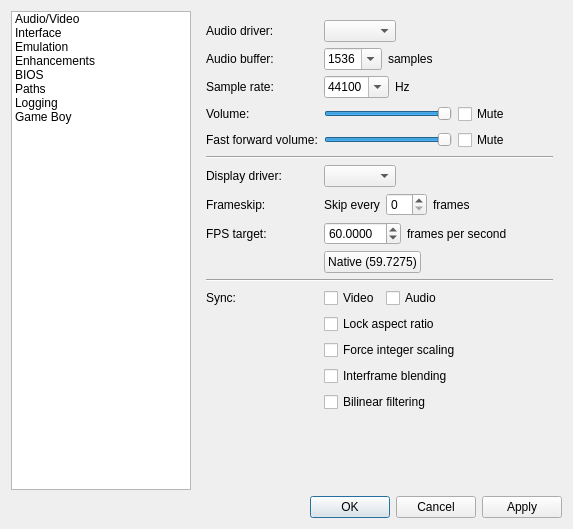
arves100/mgba, file src/platform/qt/SettingsView.ui: the form before one commit.
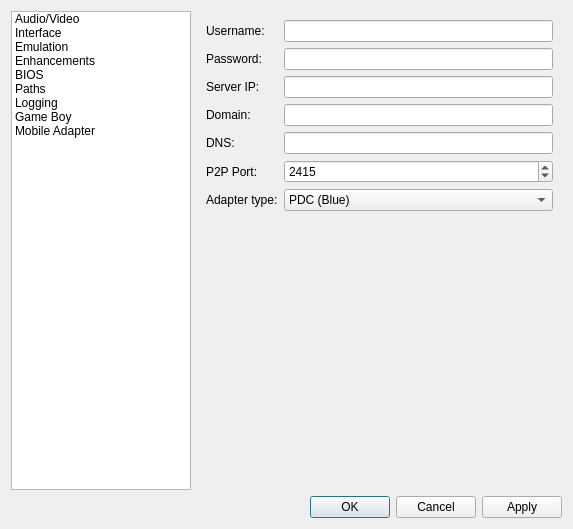
The form after the commit.

Commit message: [QT] Move adapter settings to SettingsView, remove MobileAdapterView

The edit to the form file:
```diff
--- a/src/platform/qt/SettingsView.ui
+++ b/src/platform/qt/SettingsView.ui
@@ -19,18 +19,11 @@
   <property name="windowTitle">
    <string>Settings</string>
   </property>
-  <layout class="QGridLayout" name="gridLayout">
+  <layout class="QFormLayout" name="formLayout_9">
    <property name="sizeConstraint">
     <enum>QLayout::SetFixedSize</enum>
    </property>
-   <item row="2" column="0" colspan="2">
-    <widget class="QDialogButtonBox" name="buttonBox">
-     <property name="standardButtons">
-      <set>QDialogButtonBox::Apply|QDialogButtonBox::Cancel|QDialogButtonBox::Ok</set>
-     </property>
-    </widget>
-   </item>
-   <item row="1" column="0">
+   <item row="0" column="0">
     <widget class="QListWidget" name="tabs">
      <property name="sizePolicy">
       <sizepolicy hsizetype="Fixed" vsizetype="Expanding">
@@ -87,12 +80,17 @@
        <string>Game Boy</string>
       </property>
      </item>
+     <item>
+      <property name="text">
+       <string>Mobile Adapter</string>
+      </property>
+     </item>
     </widget>
    </item>
-   <item row="1" column="1">
+   <item row="0" column="1">
     <widget class="QStackedWidget" name="stackedWidget">
      <property name="currentIndex">
-      <number>0</number>
+      <number>8</number>
      </property>
      <widget class="QWidget" name="av">
       <layout class="QFormLayout" name="formLayout">
@@ -1898,6 +1896,128 @@
        </item>
       </layout>
      </widget>
+     <widget class="QWidget" name="ma">
+      <layout class="QFormLayout" name="formLayout_8">
+       <item row="0" column="0">
+        <widget class="QLabel" name="usernameLabel">
+         <property name="text">
+          <string>Username:</string>
+         </property>
+        </widget>
+       </item>
+       <item row="0" column="1">
+        <widget class="QLineEdit" name="adapterUsername"/>
+       </item>
+       <item row="1" column="0">
+        <widget class="QLabel" name="passwordLebel">
+         <property name="text">
+          <string>Password:</string>
+         </property>
+        </widget>
+       </item>
+       <item row="1" column="1">
+        <widget class="QLineEdit" name="adapterPassword"/>
+       </item>
+       <item row="2" column="0">
+        <widget class="QLabel" name="label_38">
+         <property name="text">
+          <string>Server IP:</string>
+         </property>
+        </widget>
+       </item>
+       <item row="2" column="1">
+        <widget class="QLineEdit" name="adapterServer">
+         <property name="maxLength">
+          <number>16</number>
+         </property>
+        </widget>
+       </item>
+       <item row="4" column="0">
+        <widget class="QLabel" name="dnsLabel">
+         <property name="text">
+          <string>DNS:</string>
+         </property>
+        </widget>
+       </item>
+       <item row="4" column="1">
+        <widget class="QLineEdit" name="adapterDns"/>
+       </item>
+       <item row="5" column="0">
+        <widget class="QLabel" name="p2pPortLabel">
+         <property name="text">
+          <string>P2P Port:</string>
+         </property>
+        </widget>
+       </item>
+       <item row="5" column="1">
+        <widget class="QSpinBox" name="adaterP2PPort">
+         <property name="minimum">
+          <number>1</number>
+         </property>
+         <property name="maximum">
+          <number>65535</number>
+         </property>
+         <property name="value">
+          <number>2415</number>
+         </property>
+        </widget>
+       </item>
+       <item row="6" column="0">
+        <widget class="QLabel" name="adapterTypelabel">
+         <property name="text">
+          <string>Adapter type:</string>
+         </property>
+        </widget>
+       </item>
+       <item row="6" column="1">
+        <widget class="QComboBox" name="adapterType">
+         <property name="currentText">
+          <string>PDC (Blue)</string>
+         </property>
+         <property name="currentIndex">
+          <number>0</number>
+         </property>
+         <item>
+          <property name="text">
+           <string>PDC (Blue)</string>
+          </property>
+         </item>
+         <item>
+          <property name="text">
+           <string>CDMAone (Yellow)</string>
+          </property>
+         </item>
+         <item>
+          <property name="text">
+           <string>PHS (Green)</string>
+          </property>
+         </item>
+         <item>
+          <property name="text">
+           <string>DDI (Red)</string>
+          </property>
+         </item>
+        </widget>
+       </item>
+       <item row="3" column="0">
+        <widget class="QLabel" name="label_39">
+         <property name="text">
+          <string>Domain:</string>
+         </property>
+        </widget>
+       </item>
+       <item row="3" column="1">
+        <widget class="QLineEdit" name="adapterDomain"/>
+       </item>
+      </layout>
+     </widget>
+    </widget>
+   </item>
+   <item row="1" column="0" colspan="2">
+    <widget class="QDialogButtonBox" name="buttonBox">
+     <property name="standardButtons">
+      <set>QDialogButtonBox::Apply|QDialogButtonBox::Cancel|QDialogButtonBox::Ok</set>
+     </property>
     </widget>
    </item>
   </layout>
```
The commit also changes 5 other files.
